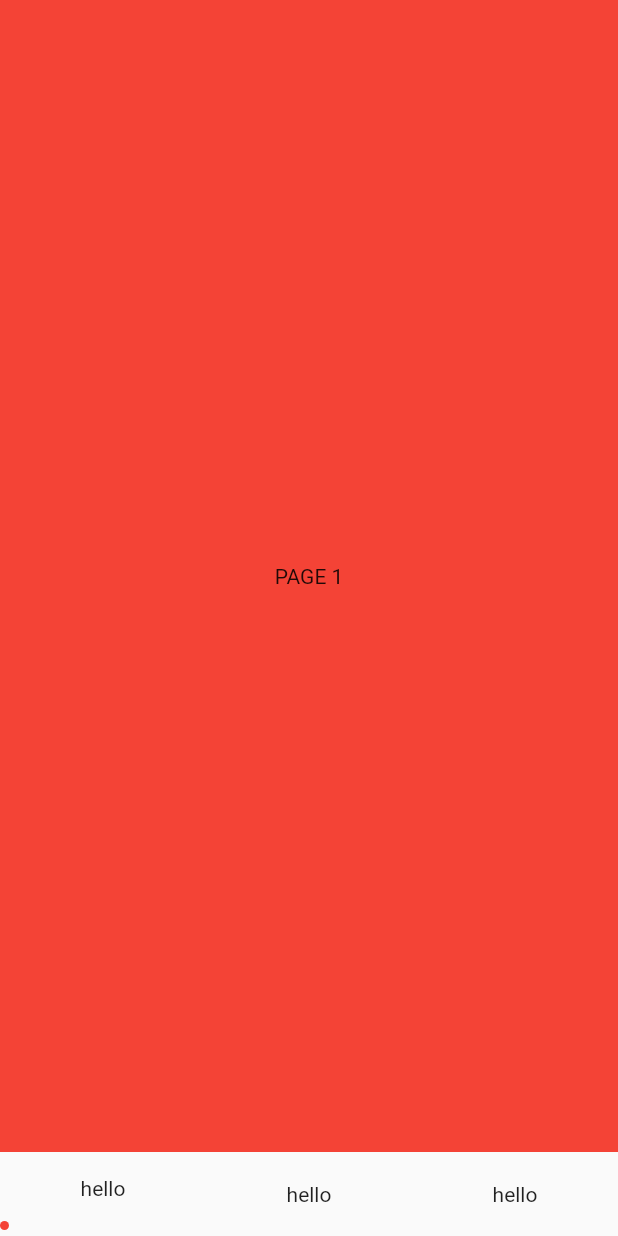
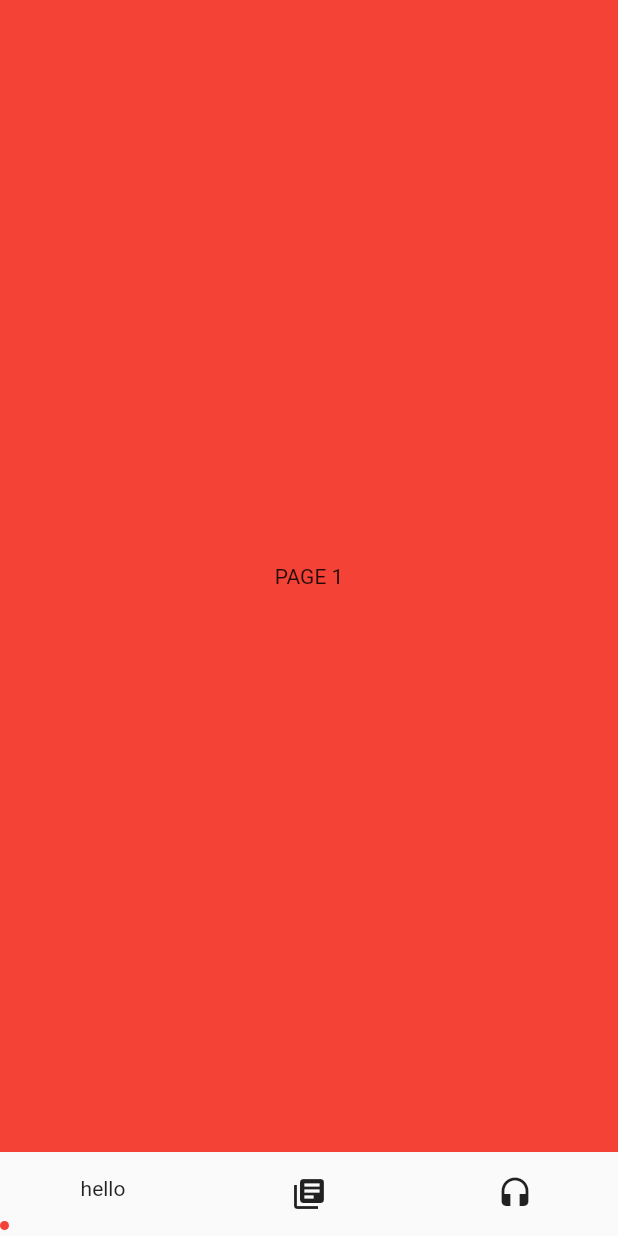
Before and after one commit to CatalystWalls/bottom_dot_bar, a Flutter app: the screen it shows after launch, on a phone screen of 412 x 824 dp. Run offline on Flutter 3.47's test engine with Material 2 defaults, Android fonts, the phone set to English and light mode, and no system bars; missing offline and left inert: matrix4_transform.

Commit message:
REMOVED unused things

```diff
--- a/example/lib/main.dart
+++ b/example/lib/main.dart
@@ -74,7 +74,7 @@ class _HomeScreenState extends State<HomeScreen> {
         },
       ),
       bottomNavigationBar: BottomBarLine(
-          navItems: BottomNavItems.textOnly,
+          navItems: BottomNavItems.textWhenSelected,
           currentIndex: currentPage,
           onTap: (int index) {
             if (index != currentPage) {
--- a/lib/bottom_bar_line_item_button.dart
+++ b/lib/bottom_bar_line_item_button.dart
@@ -83,8 +83,6 @@ class BottomBarLineItemButton extends StatelessWidget {
     );
 
     return Expanded(
-      child: ClipRRect(
-        borderRadius: BorderRadius.circular(20),
       child: Stack(
         fit: StackFit.expand,
         children: [
@@ -107,7 +105,6 @@ class BottomBarLineItemButton extends StatelessWidget {
           )
         ],
       ),
-      ),
     );
   }
 }
```
Lines whose indentation alone changed are shown as unchanged.
